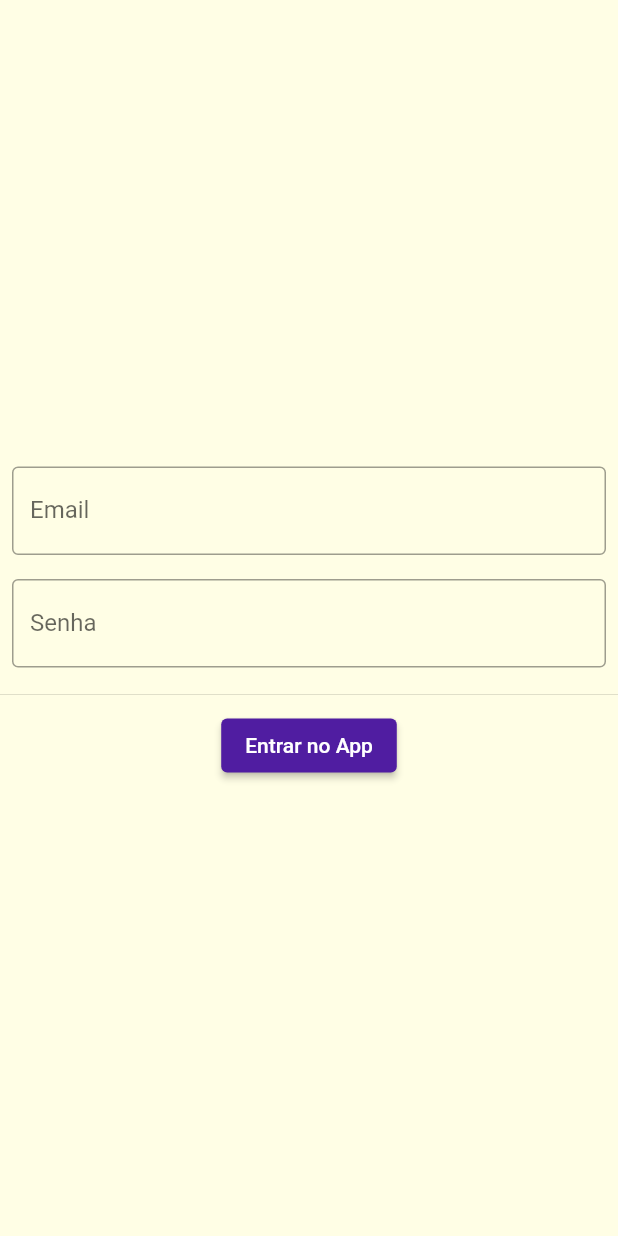
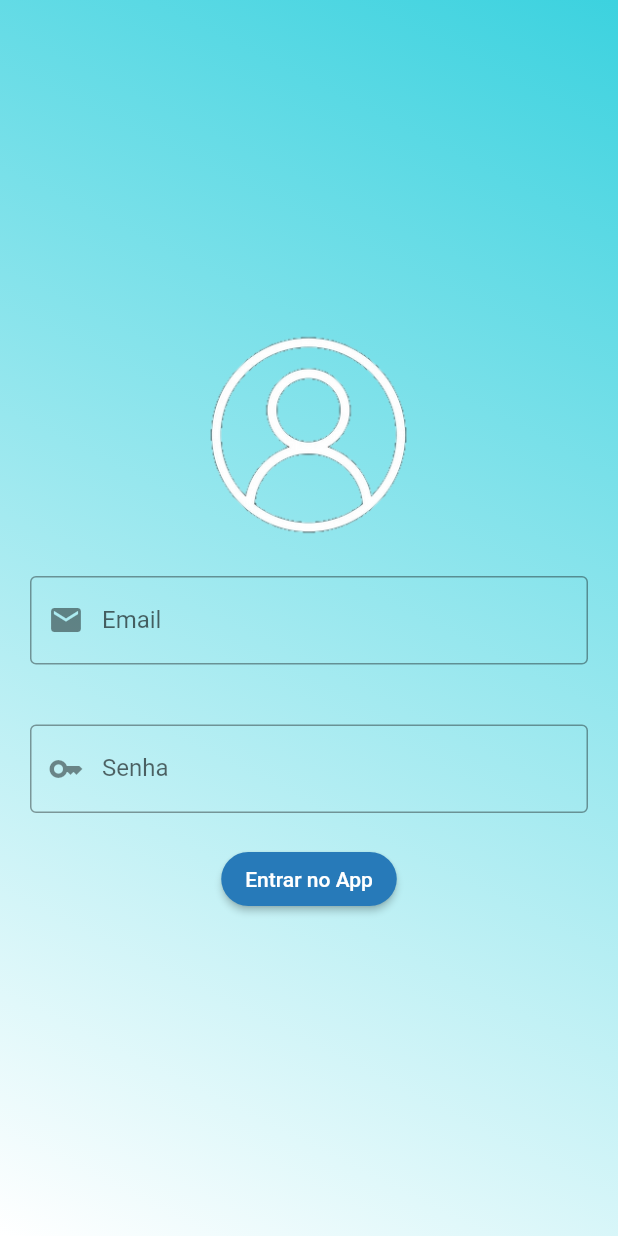
Before and after one commit to fernandocunhapereira/dispositivo2final, a Flutter app: the screen it shows after launch, on a phone screen of 412 x 824 dp. Run offline on Flutter 3.47's test engine with Material 2 defaults, Android fonts, the phone set to English and light mode, and no system bars; our stand-ins replace date_field, dio.

Commit message:
varios ajustes no layout

```diff
--- a/lib/componentes/tarefa_item.dart
+++ b/lib/componentes/tarefa_item.dart
@@ -23,9 +23,10 @@ class TarefaItem extends StatelessWidget {
           subtitle: Text("Usuário: " + tarefa.usuario.nome),
           shape: RoundedRectangleBorder(
               side: const BorderSide(
-                  color: Color.fromARGB(255, 238, 229, 248), width: 1),
+                  color: Color.fromARGB(255, 39, 122, 185), width: 1),
               borderRadius: BorderRadius.circular(5)),
-          tileColor: const Color.fromARGB(255, 238, 229, 248),
+          //tileColor: const Color.fromARGB(255, 238, 229, 248),
+          tileColor: Color.fromARGB(255, 255, 255, 255),
           trailing: SizedBox(
               width: 100,
               child: Row(
--- a/lib/componentes/usuario_form.dart
+++ b/lib/componentes/usuario_form.dart
@@ -51,7 +51,8 @@ class UsuarioForm extends StatelessWidget {
                 RoundedRectangleBorder(borderRadius: BorderRadius.circular(8)),
             elevation: 4,
             margin: const EdgeInsets.all(10),
-            color: const Color.fromARGB(255, 238, 229, 248),
+            //color: const Color.fromARGB(255, 238, 229, 248),
+            color: Color.fromARGB(255, 119, 73, 171),
             child: Column(children: <Widget>[
               Padding(
                 padding: const EdgeInsets.all(8.0),
--- a/lib/myapp.dart
+++ b/lib/myapp.dart
@@ -30,12 +30,11 @@ class MyApp extends StatelessWidget {
         title: 'Gerenciador de Projetos',
         theme: ThemeData(
             colorScheme: ThemeData().colorScheme.copyWith(
-                primary: const Color.fromARGB(255, 80, 29, 161),
-                secondary: const Color.fromARGB(255, 245, 245, 48)),
-            //primarySwatch: Colors.purple,
-            //accentColor: Colors.amber,
+              primary: Color.fromARGB(255, 39, 122, 185),
+              secondary: Color.fromARGB(255, 123, 243, 247)
+            ),
             fontFamily: 'Raleway',
-            canvasColor: const Color.fromRGBO(255, 254, 229, 1),
+            canvasColor: Color.fromARGB(255, 255, 255, 255),
             textTheme: ThemeData.light().textTheme.copyWith(
                     headline6: const TextStyle(
                   fontSize: 20,
--- a/lib/pages/login_page.dart
+++ b/lib/pages/login_page.dart
@@ -14,41 +14,72 @@ class _LoginPageState extends State<LoginPage> {
 
   @override
   Widget build(BuildContext context) {
-    return Scaffold(
+    return Container(
+      decoration: BoxDecoration(
+        gradient: LinearGradient(colors:[
+          Color.fromARGB(255, 255, 255, 255),
+          Color.fromARGB(255, 60, 210, 223)
+          ],
+          //begin: const FractionalOffset(0.0, 0.0),
+          //end: const FractionalOffset(1.0, 0.0),
+          begin: Alignment.bottomLeft,
+          end: Alignment.topRight,
+          stops: [0.0, 1.0],
+          tileMode: TileMode.clamp
+        )
+      ),
+      child: Scaffold(
+        backgroundColor: Colors.transparent,
         body: Column(
           mainAxisAlignment: MainAxisAlignment.center,
           children: <Widget>[
+            Image.asset('assets/images/icone1.png',width: 150, height: 150, fit: BoxFit.cover,),
             Column(children: <Widget>[
               Padding(
-              padding: const EdgeInsets.all(8.0),
+                padding: const EdgeInsets.all(20.0),
                 child: TextField(
                   keyboardType: TextInputType.emailAddress,
                   controller: _userControllerEmail,
                   decoration: const InputDecoration(
                     labelText: 'Email',
                     border: OutlineInputBorder(),
+                    prefixIcon: Align(
+                        widthFactor: 1.0,
+                        heightFactor: 1.0,
+                          child: Icon(
+                            Icons.email,
+                          ),
+                    ),
                   ),
                 ),
               ),
               Padding(
-              padding: const EdgeInsets.all(8.0),
+                padding: const EdgeInsets.all(20.0),
                 child: TextField(
                   obscureText: true,
                   controller: _userControllerPassword,
                   decoration: const InputDecoration(
                     labelText: 'Senha',
                     border: OutlineInputBorder(),
+                    prefixIcon: Align(
+                        widthFactor: 1.0,
+                        heightFactor: 1.0,
+                          child: Icon(
+                            Icons.key,
+                          ),
+                      ),
                   ),
                 ),
               ),
             ]),
-          const Divider(
+            /*const Divider(
               height: 20,
-          ),
+            ),*/
             LoginButton(
                 userControllerEmail: _userControllerEmail,
                 userControllerPassword: _userControllerPassword)
           ],
+        ),
       ),
     );
   }
@@ -69,6 +100,13 @@ class LoginButton extends StatelessWidget {
   @override
   Widget build(BuildContext context) {
     return ElevatedButton(
+      style: ButtonStyle(
+        shape: MaterialStateProperty.all<RoundedRectangleBorder>(
+          RoundedRectangleBorder(
+            borderRadius: BorderRadius.circular(18.0),
+          )
+        )
+      ),
         onPressed: () {
           if ( //_userControllerEmail.text == 'ipojuca@email.com.br' &&
               _userControllerPassword.text == '123') {
--- a/pubspec.yaml
+++ b/pubspec.yaml
@@ -59,6 +59,8 @@ flutter:
   # included with your application, so that you can use the icons in
   # the material Icons class.
   uses-material-design: true
+  assets:
+    - assets/images/icone1.png
 
   # To add assets to your application, add an assets section, like this:
   # assets:
```
Also changed, not shown: lib/componentes/projetos_listview.dart (+10 -4 lines), lib/componentes/usuarios_listview.dart (+14 -5 lines), lib/pages/projeto_cadastro_page.dart (+52 -11 lines), lib/pages/projeto_detalhe_page.dart (+18 -2 lines), lib/pages/tarefa_cadastro_page.dart (+52 -15 lines), assets/images/icone1.png (added), pubspec.lock (added). Lines whose indentation alone changed are shown as unchanged.
